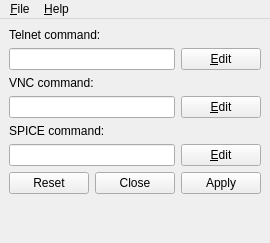
Above: gns3_webclient_pack/ui/main_window.ui from GNS3/gns3-webclient-pack before the change. Below: the same form after it.
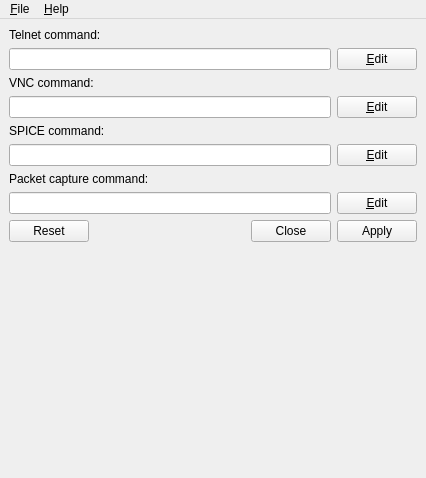
That is the form after the change. Icons and pictures are not drawn.

Commit message: Packet capture support.

Diff of the .ui file:
```diff
--- a/gns3_webclient_pack/ui/main_window.ui
+++ b/gns3_webclient_pack/ui/main_window.ui
@@ -5,25 +5,27 @@
   <property name="windowModality">
    <enum>Qt::NonModal</enum>
   </property>
+  <property name="geometry">
+   <rect>
+    <x>0</x>
+    <y>0</y>
+    <width>426</width>
+    <height>478</height>
+   </rect>
+  </property>
   <property name="windowTitle">
    <string>GNS3 WebClient pack</string>
   </property>
   <widget class="QWidget" name="uiCentralWidget">
-   <layout class="QGridLayout" name="gridLayout">
-    <item row="7" column="0">
-     <spacer name="verticalSpacer">
-      <property name="orientation">
-       <enum>Qt::Vertical</enum>
+   <layout class="QVBoxLayout" name="verticalLayout">
+    <item>
+     <widget class="QLabel" name="uiTelnetCommandLabel">
+      <property name="text">
+       <string>Telnet command:</string>
       </property>
-      <property name="sizeHint" stdset="0">
-       <size>
-        <width>20</width>
-        <height>40</height>
-       </size>
-      </property>
-     </spacer>
+     </widget>
     </item>
-    <item row="1" column="0">
+    <item>
      <layout class="QHBoxLayout" name="horizontalLayout_9">
       <item>
        <widget class="QLineEdit" name="uiTelnetCommandLineEdit">
@@ -63,14 +65,14 @@
       </item>
      </layout>
     </item>
-    <item row="2" column="0">
+    <item>
      <widget class="QLabel" name="uiVNCCommandLabel">
       <property name="text">
        <string>VNC command:</string>
       </property>
      </widget>
     </item>
-    <item row="3" column="0">
+    <item>
      <layout class="QHBoxLayout" name="horizontalLayout_8">
       <item>
        <widget class="QLineEdit" name="uiVNCCommandLineEdit">
@@ -107,21 +109,14 @@
       </item>
      </layout>
     </item>
-    <item row="4" column="0">
+    <item>
      <widget class="QLabel" name="uiSPICECommandLabel">
       <property name="text">
        <string>SPICE command:</string>
       </property>
      </widget>
     </item>
-    <item row="0" column="0">
-     <widget class="QLabel" name="uiTelnetCommandLabel">
-      <property name="text">
-       <string>Telnet command:</string>
-      </property>
-     </widget>
-    </item>
-    <item row="5" column="0">
+    <item>
      <layout class="QHBoxLayout" name="horizontalLayout_10">
       <item>
        <widget class="QLineEdit" name="uiSPICECommandLineEdit">
@@ -158,7 +153,51 @@
       </item>
      </layout>
     </item>
-    <item row="6" column="0">
+    <item>
+     <widget class="QLabel" name="uiPacketCaptureCommandLabel">
+      <property name="text">
+       <string>Packet capture command:</string>
+      </property>
+     </widget>
+    </item>
+    <item>
+     <layout class="QHBoxLayout" name="horizontalLayout_11">
+      <item>
+       <widget class="QLineEdit" name="uiPacketCaptureCommandLineEdit">
+        <property name="sizePolicy">
+         <sizepolicy hsizetype="Expanding" vsizetype="Minimum">
+          <horstretch>0</horstretch>
+          <verstretch>0</verstretch>
+         </sizepolicy>
+        </property>
+        <property name="text">
+         <string/>
+        </property>
+        <property name="readOnly">
+         <bool>true</bool>
+        </property>
+       </widget>
+      </item>
+      <item>
+       <widget class="QPushButton" name="uiPacketCaptureCommandPushButton">
+        <property name="sizePolicy">
+         <sizepolicy hsizetype="Maximum" vsizetype="Fixed">
+          <horstretch>0</horstretch>
+          <verstretch>0</verstretch>
+         </sizepolicy>
+        </property>
+        <property name="text">
+         <string>&amp;Edit</string>
+        </property>
+        <property name="icon">
+         <iconset resource="../../resources/resources.qrc">
+          <normaloff>:/icons/config.svg</normaloff>:/icons/config.svg</iconset>
+        </property>
+       </widget>
+      </item>
+     </layout>
+    </item>
+    <item>
      <widget class="QDialogButtonBox" name="uiButtonBox">
       <property name="orientation">
        <enum>Qt::Horizontal</enum>
@@ -168,6 +207,19 @@
       </property>
      </widget>
     </item>
+    <item>
+     <spacer name="verticalSpacer">
+      <property name="orientation">
+       <enum>Qt::Vertical</enum>
+      </property>
+      <property name="sizeHint" stdset="0">
+       <size>
+        <width>20</width>
+        <height>40</height>
+       </size>
+      </property>
+     </spacer>
+    </item>
    </layout>
    <zorder>uiVNCCommandLabel</zorder>
    <zorder>uiSPICECommandLabel</zorder>
@@ -180,7 +232,7 @@
     <rect>
      <x>0</x>
      <y>0</y>
-     <width>913</width>
+     <width>426</width>
      <height>42</height>
     </rect>
    </property>
```
Left out of the diff: 2 changed lines with no effect on the pictures. The commit also changes 14 other files.
